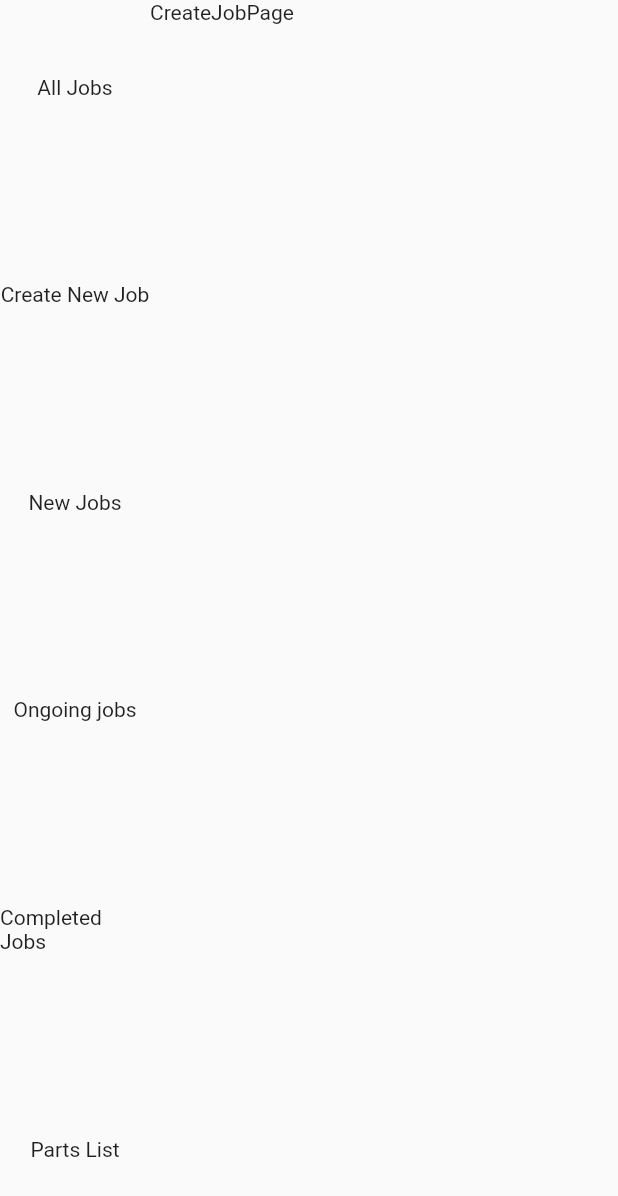
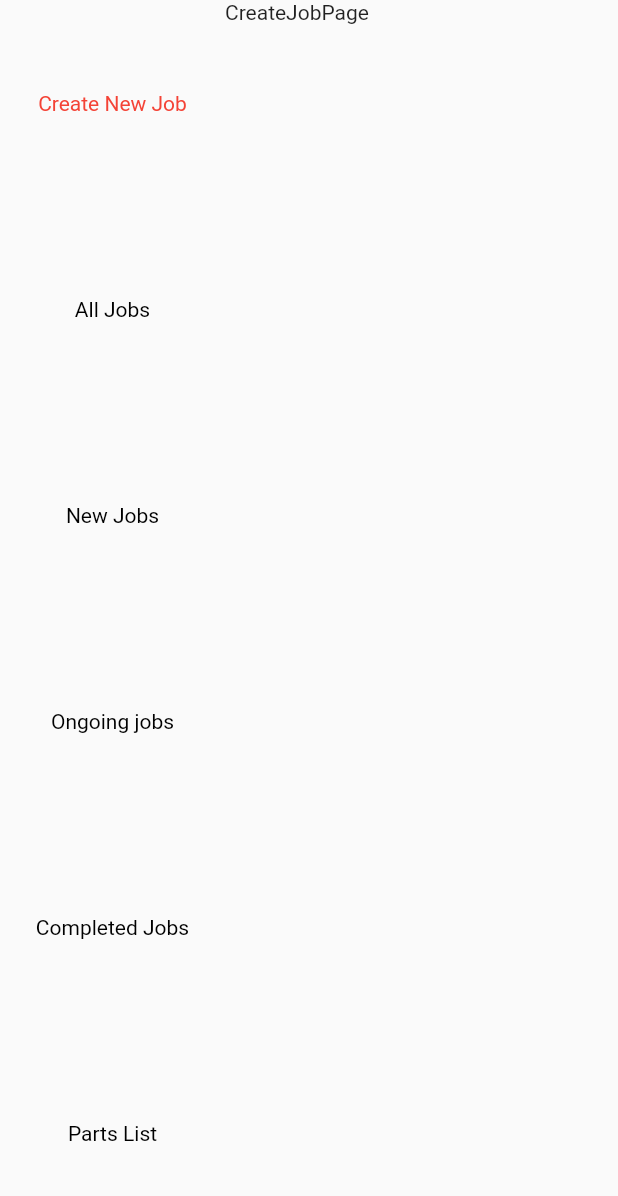
Before and after one commit to Yarintop/Phone-Lab, a Flutter app: the screen it shows after launch, after a tap on "Create New Job", on a phone screen of 412 x 824 dp. Shown: the top 1196 px of the screen. Run offline on Flutter 3.47's test engine with Material 2 defaults, Android fonts, the phone set to English and light mode, and no system bars.

Commit message:
Add navigation functionality + Started to work on the table design

```diff
--- a/lib/app_view.dart
+++ b/lib/app_view.dart
@@ -1,10 +1,10 @@
 import 'package:flutter/material.dart';
-import 'package:myapp/widgets/nav_bar.dart';
+import 'package:myapp/widgets/navbar/nav_bar.dart';
 
 class AppView extends StatelessWidget {
   final Widget child;
-
-  AppView({this.child});
+  final String currentRoute;
+  AppView({this.child, this.currentRoute});
 
   @override
   Widget build(BuildContext context) {
--- a/lib/main.dart
+++ b/lib/main.dart
@@ -1,25 +1,49 @@
 import 'package:flutter/material.dart';
+import 'package:myapp/provider/item_provider.dart';
+import 'package:myapp/provider/user_provider.dart';
+import 'package:myapp/provider/operation_provider.dart';
+import 'package:myapp/provider/utils_provider.dart';
 import 'package:myapp/routes/route_generator.dart';
+import 'package:myapp/routes/route_observer.dart';
 import 'package:myapp/routes/routes.dart';
-
+import 'package:provider/provider.dart';
 import 'app_view.dart';
 
 void main() {
-  runApp(MyApp());
+  runApp(MultiProvider(providers: [
+    ChangeNotifierProvider(create: (context) => ItemProvider()),
+    ChangeNotifierProvider(create: (context) => UserProvider()),
+    ChangeNotifierProvider(create: (context) => OperationProvider()),
+    ChangeNotifierProvider(create: (context) => UtilsProvider()),
+  ], child: App()));
 }
 
-/// This widget is the root of your application.
-class MyApp extends StatelessWidget {
+// This widget is the root of your application.
+class App extends StatelessWidget {
   @override
   Widget build(BuildContext context) {
-    return MaterialApp(
+    // observer.subscribe(RepairRouteObserver(), RouteGenerator.generateRoute(routeName: ROUTE_LOGIN));
+
+    return Consumer<UtilsProvider>(
+      builder: (context, utilsProvider, child) => MaterialApp(
         title: 'Repair System',
         // theme: ThemeData.dark().copyWith(
         // primaryColor: Colors.deepPurple,
         // ),
+
+        // * This observer is to detect routes changes
+        navigatorObservers: [RepairRouteObserver(provider: utilsProvider)],
         initialRoute: ROUTE_LOGIN,
         navigatorKey: navKey,
-        onGenerateRoute: RouteGenerator.generateRoute,
-        builder: (context, child) => AppView(child: child));
+        onGenerateRoute: (settings) {
+          // utilsProvider.selectRoute(settings.name);
+          return RouteGenerator.generateRoute(settings: settings);
+        },
+        builder: (context, child) => AppView(
+          child: child,
+          currentRoute: utilsProvider.selectedRoute,
+        ),
+      ),
+    );
   }
 }
--- /dev/null
+++ b/lib/models/item.dart
@@ -0,0 +1,42 @@
+// ignore: unnecessary_getters_setters
+import 'dart:collection';
+
+import 'User.dart';
+
+class Item {
+  String _id;
+  String type;
+  String name;
+  bool active;
+  DateTime createdTimestamp;
+  User createdBy;
+  double lat;
+  double lng;
+  HashMap itemAttributes;
+  List<Item> children;
+  List<Item> parents;
+
+  get id => this._id;
+  get getType => this.type;
+  get getName => this.name;
+  get getActive => this.active;
+  get getCreatedTimestamp => this.createdTimestamp;
+  get getCreatedBy => this.createdBy;
+  get getLat => this.lat;
+  get getLng => this.lng;
+  get getItemAttributes => this.itemAttributes;
+  get getChildren => this.children;
+  get getParents => this.parents;
+
+  set id(value) => this._id = value;
+  set setParents(parents) => this.parents = parents;
+  set setChildren(children) => this.children = children;
+  set setItemAttributes(itemAttributes) => this.itemAttributes = itemAttributes;
+  set setLng(lng) => this.lng = lng;
+  set setType(type) => this.type = type;
+  set setLat(lat) => this.lat = lat;
+  set setCreatedBy(createdBy) => this.createdBy = createdBy;
+  set setCreatedTimestamp(createdTimestamp) => this.createdTimestamp = createdTimestamp;
+  set setName(name) => this.name = name;
+  set setActive(active) => this.active = active;
+}
--- /dev/null
+++ b/lib/models/job.dart
@@ -0,0 +1,17 @@
+import 'Item.dart';
+
+class Job extends Item {
+  get customer => this.itemAttributes["customer"];
+  get phoneNumber => this.itemAttributes["phoneNumber"];
+  get phoneModel => this.itemAttributes["phoneModel"];
+  get jobDescription => this.itemAttributes["description"];
+  get status => this.itemAttributes["status"];
+  get assignedTechnician => this.itemAttributes["assignedTechnician"];
+
+  set customer(value) => this.itemAttributes["customer"] = value;
+  set phoneNumber(value) => this.itemAttributes["phoneNumber"] = value;
+  set phoneModel(value) => this.itemAttributes["phoneModel"] = value;
+  set jobDescription(value) => this.itemAttributes["description"] = value;
+  set status(value) => this.itemAttributes["status"] = value;
+  set assignedTechnician(value) => this.itemAttributes["assignedTechnician"] = value;
+}
--- /dev/null
+++ b/lib/models/operation.dart
@@ -0,0 +1,13 @@
+import 'dart:collection';
+
+import 'Item.dart';
+import 'User.dart';
+
+class Operation {
+  String id;
+  String type;
+  Item item;
+  DateTime createdTimestamp;
+  User invokedBy;
+  HashMap operationAttributes;
+}
--- /dev/null
+++ b/lib/models/user.dart
@@ -0,0 +1,16 @@
+class User {
+  String _id;
+  String _email;
+  String _username;
+  String _avatar;
+
+  String get id => _id;
+  String get email => _email;
+  String get username => _username;
+  String get avatar => _avatar;
+
+  set id(String id) => _id = id;
+  set email(String email) => _email = email;
+  set username(String username) => _username = username;
+  set avatar(String avatar) => _avatar = avatar;
+}
--- /dev/null
+++ b/lib/provider/item_provider.dart
@@ -0,0 +1,8 @@
+import 'package:flutter/cupertino.dart';
+import 'package:myapp/models/Item.dart';
+
+class ItemProvider extends ChangeNotifier {
+  final List<Item> items = [];
+
+  //TODO - add methods to get items or specific type items
+}
--- /dev/null
+++ b/lib/provider/operation_provider.dart
@@ -0,0 +1,3 @@
+import 'package:flutter/cupertino.dart';
+
+class OperationProvider extends ChangeNotifier {}
--- /dev/null
+++ b/lib/provider/utils_provider.dart
@@ -0,0 +1,15 @@
+import 'package:flutter/cupertino.dart';
+import 'package:myapp/routes/routes.dart';
+
+class UtilsProvider extends ChangeNotifier {
+  String selectedRoute = ROUTE_LOGIN;
+
+  void selectRouteAndNotify(String route) {
+    this.selectedRoute = route;
+    notifyListeners();
+  }
+
+  void selectRoute(String route) {
+    this.selectedRoute = route;
+  }
+}
--- a/lib/routes/route_generator.dart
+++ b/lib/routes/route_generator.dart
@@ -7,26 +7,27 @@ import 'package:myapp/views/login_page.dart';
 import 'package:myapp/views/parts_page.dart';
 
 class RouteGenerator {
-  static Route<dynamic> generateRoute(RouteSettings settings) {
-    switch (settings.name) {
+  static Route<dynamic> generateRoute({RouteSettings settings, String routeName}) {
+    String name = "";
+    if (settings != null)
+      name = settings.name;
+    else
+      name = routeName;
+    switch (name) {
       case ROUTE_CREATE_JOB:
         return MaterialPageRoute(builder: (_) => CreateJobPage());
         break;
       case ROUTE_ALL_JOBS:
-        return MaterialPageRoute(
-            builder: (_) => JobPage(filter: JobFilter.ALL));
+        return MaterialPageRoute(builder: (_) => JobPage(filter: JobFilter.ALL));
         break;
       case ROUTE_NEW_JOBS:
-        return MaterialPageRoute(
-            builder: (_) => JobPage(filter: JobFilter.NEW));
+        return MaterialPageRoute(builder: (_) => JobPage(filter: JobFilter.NEW));
         break;
       case ROUTE_ONGOING_JOBS:
-        return MaterialPageRoute(
-            builder: (_) => JobPage(filter: JobFilter.ONGOING));
+        return MaterialPageRoute(builder: (_) => JobPage(filter: JobFilter.ONGOING));
         break;
       case ROUTE_COMPLETED_JOBS:
-        return MaterialPageRoute(
-            builder: (_) => JobPage(filter: JobFilter.COMPLETED));
+        return MaterialPageRoute(builder: (_) => JobPage(filter: JobFilter.COMPLETED));
         break;
       case ROUTE_PARTS:
         return MaterialPageRoute(builder: (_) => PartsPage());
--- /dev/null
+++ b/lib/routes/route_observer.dart
@@ -0,0 +1,15 @@
+import 'package:flutter/cupertino.dart';
+import 'package:myapp/provider/utils_provider.dart';
+
+//TODO : Delete? should be used to detected route changes, but any update occurs in the middle of the build proccess.
+class RepairRouteObserver extends RouteObserver {
+  final UtilsProvider provider;
+
+  RepairRouteObserver({this.provider});
+
+  void didPush(Route route, Route prev) {
+    this.provider.selectRoute(route.settings.name);
+  }
+
+  void didPop(Route route, Route prev) {}
+}
--- a/lib/views/jobs_page.dart
+++ b/lib/views/jobs_page.dart
@@ -1,5 +1,6 @@
 import 'package:flutter/material.dart';
 import 'package:myapp/routes/routes.dart';
+import 'package:myapp/widgets/jobs-table/jobs_table.dart';
 
 class JobPage extends StatelessWidget {
   final JobFilter filter;
@@ -8,6 +9,12 @@ class JobPage extends StatelessWidget {
 
   @override
   Widget build(BuildContext context) {
-    return Container(child: Text("Job Page - " + this.filter.toString()));
+    return Container(
+        child: Column(
+      children: [
+        Text("Header"),
+        JobsTable(),
+      ],
+    ));
   }
 }
--- a/lib/views/login_page.dart
+++ b/lib/views/login_page.dart
@@ -1,8 +1,18 @@
 import 'package:flutter/material.dart';
+import 'package:myapp/provider/user_provider.dart';
+import 'package:provider/provider.dart';
 
-class LoginPage extends StatelessWidget {
+class LoginPage extends StatelessWidget with RouteAware {
   @override
   Widget build(BuildContext context) {
-    return Container(child: Text("Login Page"));
+    // return Container(child: Text("Login Page"));
+    return Consumer<UserProvider>(
+      builder: (context, userProvider, child) => Container(
+        child: Text("Login Page"),
+      ),
+    );
   }
+
+  @override
+  void didPush() {}
 }
--- /dev/null
+++ b/lib/widgets/jobs-table/jobs_table.dart
@@ -0,0 +1,54 @@
+import 'package:flutter/material.dart';
+import 'package:myapp/models/job.dart';
+import 'package:myapp/provider/item_provider.dart';
+import 'package:provider/provider.dart';
+
+//TODO - add filter to get specific type of jobs (completed, new, ongoing and etc.)
+class JobsTable extends StatelessWidget {
+  List<DataColumn> getHeaders() {
+    return <DataColumn>[
+      DataColumn(
+        label: Text("ID"),
+      ),
+      DataColumn(
+        label: Text("Customer"),
+      ),
+      DataColumn(
+        label: Text("Phone Number"),
+      ),
+      DataColumn(
+        label: Text("Model"),
+      ),
+      DataColumn(
+        label: Text("Description"),
+      ),
+      DataColumn(
+        label: Text("Status"),
+      ),
+      DataColumn(
+        label: Text("Date Added"),
+      ),
+    ];
+  }
+
+  List<DataRow> getJobRows(provider) {
+    return <DataRow>[
+      //TODO - read items from the provider and map them with translateJobToRow
+    ];
+  }
+
+  DataRow translateJobToRow(Job job) {
+    //TODO - translate each Job to a row with 7 DataCell widgets
+  }
+
+  @override
+  Widget build(BuildContext context) {
+    return Consumer<ItemProvider>(
+        builder: (context, provider, child) => Container(
+              child: DataTable(
+                columns: getHeaders(),
+                rows: getJobRows(provider),
+              ),
+            ));
+  }
+}
--- a/lib/widgets/nav_bar.dart
+++ /dev/null
@@ -1,24 +0,0 @@
-import 'package:flutter/material.dart';
-import 'package:myapp/routes/routes.dart';
-import 'package:myapp/widgets/nav_item.dart';
-
-class NavBar extends StatelessWidget {
-  @override
-  Widget build(BuildContext context) {
-    return Container(
-      width: 100,
-      child: Column(
-        mainAxisSize: MainAxisSize.max,
-        mainAxisAlignment: MainAxisAlignment.spaceBetween,
-        children: [
-          NavItem(text: "All Jobs", route: ROUTE_ALL_JOBS),
-          NavItem(text: "Create New Job", route: ROUTE_CREATE_JOB),
-          NavItem(text: "New Jobs", route: ROUTE_NEW_JOBS),
-          NavItem(text: "Ongoing jobs", route: ROUTE_ONGOING_JOBS),
-          NavItem(text: "Completed Jobs", route: ROUTE_COMPLETED_JOBS),
-          NavItem(text: "Parts List", route: ROUTE_PARTS),
-        ],
-      ),
-    );
-  }
-}
--- /dev/null
+++ b/lib/widgets/navbar/nav_bar.dart
@@ -0,0 +1,42 @@
+import 'package:flutter/material.dart';
+import 'package:myapp/provider/utils_provider.dart';
+import 'package:myapp/routes/routes.dart';
+import 'package:myapp/widgets/navbar/nav_item.dart';
+import 'package:provider/provider.dart';
+
+class NavBar extends StatelessWidget {
+  @override
+  Widget build(BuildContext context) {
+    return Consumer<UtilsProvider>(
+        builder: (context, utilProvider, child) => Container(
+              child: Column(
+                // mainAxisSize: MainAxisSize.max,
+                crossAxisAlignment: CrossAxisAlignment.center,
+                mainAxisAlignment: MainAxisAlignment.spaceBetween,
+                children: [
+                  buildNavItem(utilProvider, "Create New Job", ROUTE_CREATE_JOB),
+                  buildNavItem(utilProvider, "All Jobs", ROUTE_ALL_JOBS),
+                  buildNavItem(utilProvider, "New Jobs", ROUTE_NEW_JOBS),
+                  buildNavItem(utilProvider, "Ongoing jobs", ROUTE_ONGOING_JOBS),
+                  buildNavItem(utilProvider, "Completed Jobs", ROUTE_COMPLETED_JOBS),
+                  buildNavItem(utilProvider, "Parts List", ROUTE_PARTS)
+                ],
+              ),
+            ));
+  }
+
+  Expanded buildNavItem(UtilsProvider utilProvider, String text, String route) {
+    return Expanded(
+      flex: 1,
+      child: Container(
+        width: 150,
+        child: NavItem(
+          text: text,
+          route: route,
+          selected: utilProvider.selectedRoute == route,
+          onSelect: utilProvider.selectRouteAndNotify,
+        ),
+      ),
+    );
+  }
+}
--- a/lib/widgets/nav_item.dart
+++ b/lib/widgets/navbar/nav_item.dart
@@ -20,16 +20,20 @@ class NavItem extends StatelessWidget {
 
   @override
   Widget build(BuildContext context) {
-    return GestureDetector(
-      onTap: () {
-        navKey.currentState.pushNamed(route);
-        onSelect();
-        //TODO - Implement this logic outside later. (for hovering and clicking)
-      },
-      child: Padding(
-        //TODO - Add style when hovered or clicked.
-        padding: EdgeInsets.symmetric(vertical: padding),
-        child: Text(this.text),
+    return MouseRegion(
+      cursor: SystemMouseCursors.click,
+      child: InkWell(
+        onTap: () {
+          navKey.currentState.popAndPushNamed(route);
+          // navKey.currentState.pushNamed(route);
+          onSelect(this.route);
+        },
+        child: Center(
+          child: Text(
+            this.text,
+            style: TextStyle(color: this.selected ? Colors.red : Colors.black),
+          ),
+        ),
       ),
     );
   }
```
Also changed, not shown: lib/widgets/jobs-table/cell.dart (added, +14 -0 lines).
